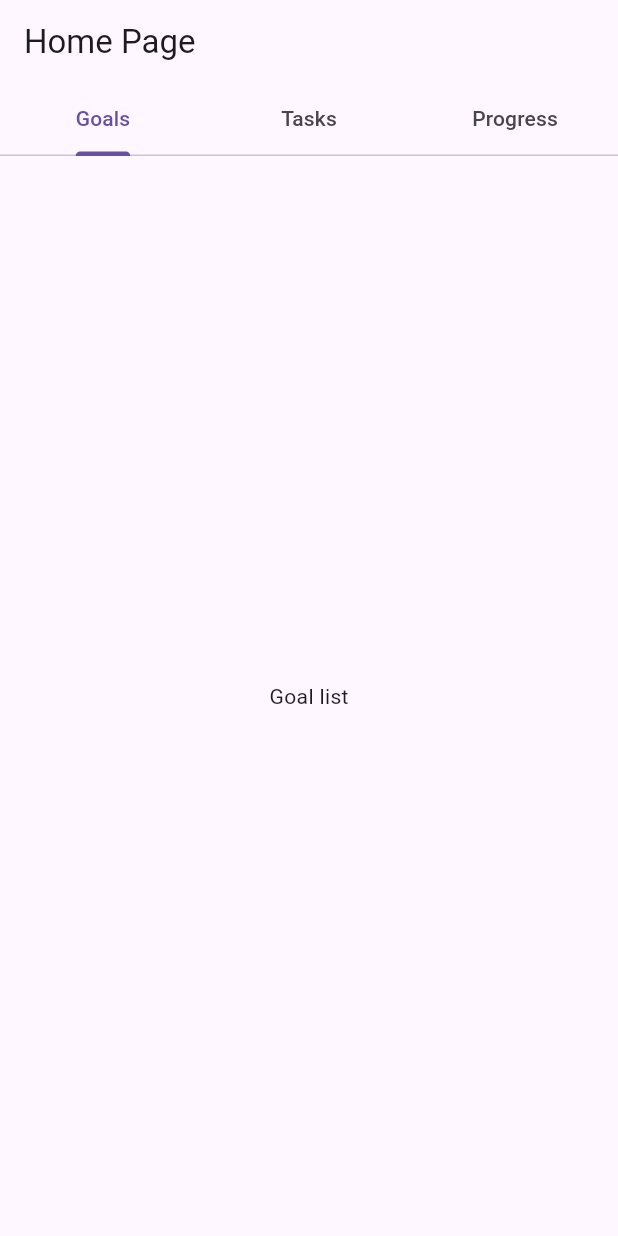
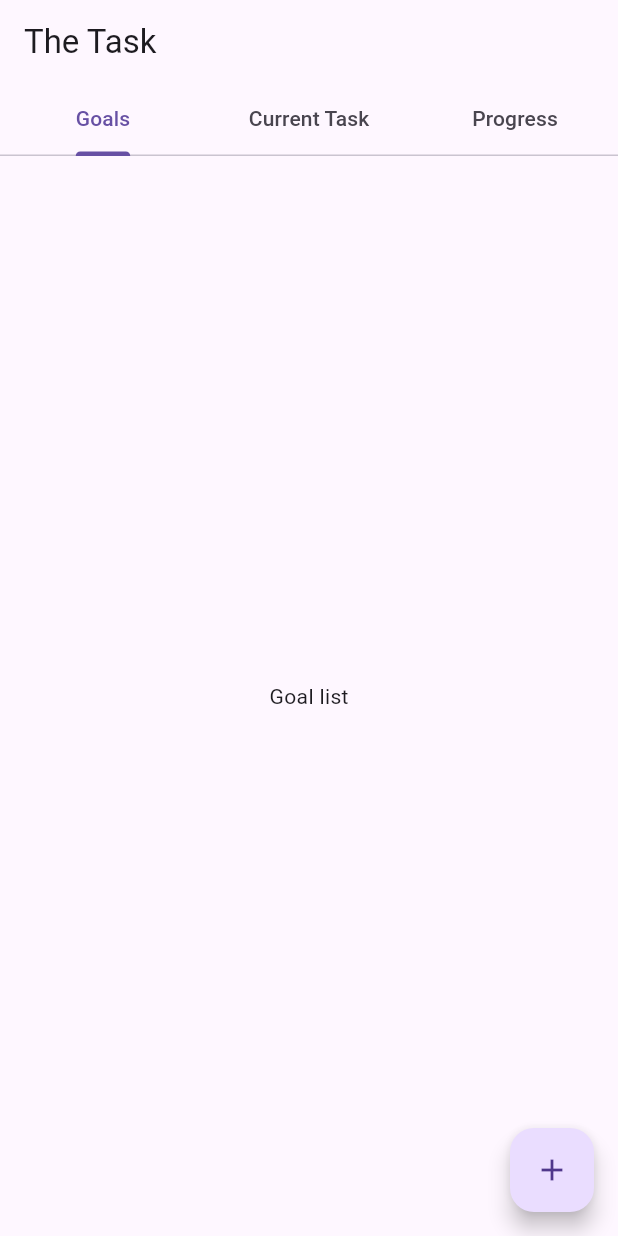
Before and after one commit to stranne/the_task, a Flutter app: the screen it shows after launch, on a phone screen of 412 x 824 dp. Run offline on Flutter 3.47's test engine with Material 3 defaults, Android fonts, the phone set to English and light mode, and no system bars; our stand-ins replace stacked, stacked_services, stacked_shared.

Commit message:
Create/edit views for goal skeletons

```diff
--- a/lib/app/app.dart
+++ b/lib/app/app.dart
@@ -4,13 +4,17 @@ import 'package:the_task/ui/views/home/home_view.dart';
 import 'package:the_task/ui/views/startup/startup_view.dart';
 import 'package:stacked/stacked_annotations.dart';
 import 'package:stacked_services/stacked_services.dart';
+import 'package:the_task/ui/views/goal_create/goal_create_view.dart';
+import 'package:the_task/ui/views/goal_edit/goal_edit_view.dart';
 // @stacked-import
 
 @StackedApp(
   routes: [
     MaterialRoute(page: HomeView),
     MaterialRoute(page: StartupView),
-    // @stacked-route
+    MaterialRoute(page: GoalCreateView),
+    MaterialRoute(page: GoalEditView),
+// @stacked-route
   ],
   dependencies: [
     LazySingleton(classType: BottomSheetService),
--- /dev/null
+++ b/lib/ui/views/goal_create/goal_create_view.dart
@@ -0,0 +1,29 @@
+import 'package:flutter/material.dart';
+import 'package:stacked/stacked.dart';
+import 'package:the_task/ui/widgets/common/goal_form/goal_form.dart';
+
+import 'goal_create_viewmodel.dart';
+
+class GoalCreateView extends StackedView<GoalCreateViewModel> {
+  const GoalCreateView({Key? key}) : super(key: key);
+
+  @override
+  Widget builder(
+    BuildContext context,
+    GoalCreateViewModel viewModel,
+    Widget? child,
+  ) {
+    return Scaffold(
+      appBar: AppBar(
+        title: const Text('Create Goal'),
+      ),
+      body: const GoalForm.blank(),
+    );
+  }
+
+  @override
+  GoalCreateViewModel viewModelBuilder(
+    BuildContext context,
+  ) =>
+      GoalCreateViewModel();
+}
--- /dev/null
+++ b/lib/ui/views/goal_create/goal_create_viewmodel.dart
@@ -0,0 +1,3 @@
+import 'package:stacked/stacked.dart';
+
+class GoalCreateViewModel extends BaseViewModel {}
--- /dev/null
+++ b/lib/ui/views/goal_edit/goal_edit_view.dart
@@ -0,0 +1,29 @@
+import 'package:flutter/material.dart';
+import 'package:stacked/stacked.dart';
+import 'package:the_task/ui/widgets/common/goal_form/goal_form.dart';
+
+import 'goal_edit_viewmodel.dart';
+
+class GoalEditView extends StackedView<GoalEditViewModel> {
+  const GoalEditView({Key? key}) : super(key: key);
+
+  @override
+  Widget builder(
+    BuildContext context,
+    GoalEditViewModel viewModel,
+    Widget? child,
+  ) {
+    return Scaffold(
+      appBar: AppBar(
+        title: const Text('Edit Goal'),
+      ),
+      body: const GoalForm.edit(),
+    );
+  }
+
+  @override
+  GoalEditViewModel viewModelBuilder(
+    BuildContext context,
+  ) =>
+      GoalEditViewModel();
+}
--- /dev/null
+++ b/lib/ui/views/goal_edit/goal_edit_viewmodel.dart
@@ -0,0 +1,3 @@
+import 'package:stacked/stacked.dart';
+
+class GoalEditViewModel extends BaseViewModel {}
--- a/lib/ui/views/home/home_view.dart
+++ b/lib/ui/views/home/home_view.dart
@@ -2,7 +2,7 @@ import 'package:flutter/material.dart';
 import 'package:stacked/stacked.dart';
 import 'package:the_task/ui/widgets/common/goal_list/goal_list.dart';
 import 'package:the_task/ui/widgets/common/progress/progress.dart';
-import 'package:the_task/ui/widgets/common/the_task/the_task.dart';
+import 'package:the_task/ui/widgets/common/task_current/task_current.dart';
 
 import 'home_viewmodel.dart';
 
@@ -19,11 +19,11 @@ class HomeView extends StackedView<HomeViewModel> {
       length: 3,
       child: Scaffold(
         appBar: AppBar(
-          title: const Text('Home Page'),
+          title: const Text('The Task'),
           bottom: const TabBar(
             tabs: [
               Tab(text: 'Goals'),
-              Tab(text: 'Tasks'),
+              Tab(text: 'Current Task'),
               Tab(text: 'Progress'),
             ],
           ),
@@ -31,7 +31,7 @@ class HomeView extends StackedView<HomeViewModel> {
         body: const TabBarView(
           children: [
             GoalList(),
-            TheTask(),
+            TaskCurrent(),
             Progress(),
           ],
         ),
@@ -42,5 +42,6 @@ class HomeView extends StackedView<HomeViewModel> {
   @override
   HomeViewModel viewModelBuilder(
     BuildContext context,
-  ) => HomeViewModel();
+  ) =>
+      HomeViewModel();
 }
--- /dev/null
+++ b/lib/ui/widgets/common/goal_form/goal_form_model.dart
@@ -0,0 +1,3 @@
+import 'package:stacked/stacked.dart';
+
+class GoalFormModel extends BaseViewModel {}
--- a/lib/ui/widgets/common/goal_list/goal_list.dart
+++ b/lib/ui/widgets/common/goal_list/goal_list.dart
@@ -12,11 +12,18 @@ class GoalList extends StackedView<GoalListModel> {
     GoalListModel viewModel,
     Widget? child,
   ) {
-    return const Center(
-      child: Text(
-        'Goal list',
-      ),
-    );
+    return Scaffold(
+        body: const Center(
+          child: Text(
+            'Goal list',
+          ),
+        ),
+        floatingActionButton: FloatingActionButton(
+          onPressed: () {
+            viewModel.addGoal();
+          },
+          child: const Icon(Icons.add),
+        ));
   }
 
   @override
--- a/lib/ui/widgets/common/goal_list/goal_list_model.dart
+++ b/lib/ui/widgets/common/goal_list/goal_list_model.dart
@@ -1,3 +1,9 @@
 import 'package:stacked/stacked.dart';
+import 'package:stacked_services/stacked_services.dart';
+import 'package:the_task/app/app.locator.dart';
+import 'package:the_task/app/app.router.dart';
 
-class GoalListModel extends BaseViewModel {}
+class GoalListModel extends BaseViewModel {
+  void addGoal() =>
+      locator<NavigationService>().navigateTo(Routes.goalCreateView);
+}
--- a/lib/ui/widgets/common/the_task/the_task.dart
+++ b/lib/ui/widgets/common/task_current/task_current.dart
@@ -1,27 +1,27 @@
 import 'package:flutter/material.dart';
 import 'package:stacked/stacked.dart';
 
-import 'the_task_model.dart';
+import 'task_current_model.dart';
 
-class TheTask extends StackedView<TheTaskModel> {
-  const TheTask({super.key});
+class TaskCurrent extends StackedView<TaskCurrentModel> {
+  const TaskCurrent({super.key});
 
   @override
   Widget builder(
     BuildContext context,
-    TheTaskModel viewModel,
+    TaskCurrentModel viewModel,
     Widget? child,
   ) {
     return const Center(
       child: Text(
-        'The task',
+        'Task Current',
       ),
     );
   }
 
   @override
-  TheTaskModel viewModelBuilder(
+  TaskCurrentModel viewModelBuilder(
     BuildContext context,
   ) =>
-      TheTaskModel();
+      TaskCurrentModel();
 }
--- /dev/null
+++ b/lib/ui/widgets/common/task_current/task_current_model.dart
@@ -0,0 +1,3 @@
+import 'package:stacked/stacked.dart';
+
+class TaskCurrentModel extends BaseViewModel {}
--- a/lib/ui/widgets/common/the_task/the_task_model.dart
+++ /dev/null
@@ -1,3 +0,0 @@
-import 'package:stacked/stacked.dart';
-
-class TheTaskModel extends BaseViewModel {}
```
Also changed, not shown: lib/app/app.router.dart (+89 -5 lines), lib/ui/widgets/common/goal_form/goal_form.dart (added, +30 -0 lines), 3 other files.
